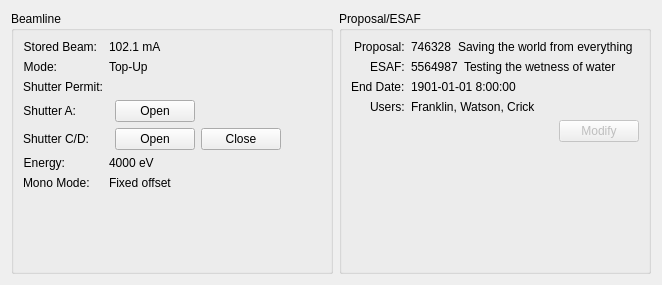
This is firefly/status.ui in spc-group/haven as Qt 5 draws it before an edit. The edited form follows.
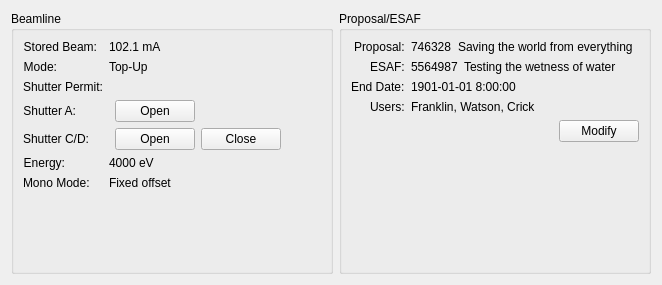
This is the edited form. Custom widgets are drawn as their Qt base class.

What changed in the file:
```diff
--- a/firefly/status.ui
+++ b/firefly/status.ui
@@ -593,7 +593,7 @@
         <item>
          <widget class="PyDMPushButton" name="bss_modify_button">
           <property name="enabled">
-           <bool>false</bool>
+           <bool>true</bool>
           </property>
           <property name="toolTip">
            <string/>
```
